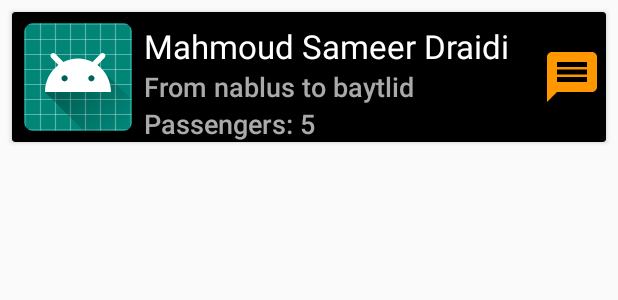
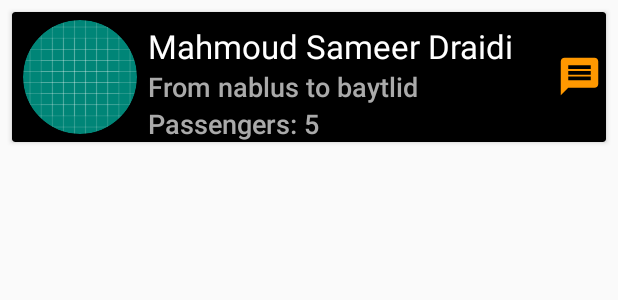
Before and after one commit to MahmouDraidi/GradProj1, an Android app: the layout row_layout_drivers.xml on its own in the app's theme, with its tools: preview values and no code run, on a phone screen of 412 x 824 dp. Shown: the top 300 px of the screen. Run offline under Robolectric (Android 15) with nearby library versions, the light colour scheme and no system bars.

Commit message:
seventh commit 6/3 driver list almost ready "added in new activity"

```diff
--- a/app/build.gradle
+++ b/app/build.gradle
@@ -24,7 +24,6 @@ dependencies {
     implementation 'com.android.support.constraint:constraint-layout:1.1.3'
     implementation 'com.android.support:support-v4:28.0.0'
     implementation 'com.android.support:design:28.0.0'
-
     implementation 'com.google.firebase:firebase-auth:16.1.0'
     implementation 'com.google.firebase:firebase-messaging:17.3.4'
     testImplementation 'junit:junit:4.12'
@@ -36,6 +35,9 @@ dependencies {
     implementation 'com.google.firebase:firebase-firestore:18.0.1'
     implementation 'com.github.jd-alexander:library:1.1.0'
     implementation 'com.android.support:recyclerview-v7:28.0.0'
+    implementation 'com.squareup.picasso:picasso:2.71828'
+    implementation 'de.hdodenhof:circleimageview:3.0.0'
+
 
 
 }
--- a/app/src/main/java/com/gradproj1/login.java
+++ b/app/src/main/java/com/gradproj1/login.java
@@ -46,7 +46,7 @@ public class login extends AppCompatActivity {
 
         //if user or driver already logged pass log in activity
         if (!SP.getString("number", "").equals("")) {
-            //TODO redirect to user or driver
+
             Intent i;
             String type = "";
             type = SP.getString("type", "");
--- a/app/src/main/java/com/gradproj1/user/userMap.java
+++ b/app/src/main/java/com/gradproj1/user/userMap.java
@@ -299,7 +299,7 @@ public class userMap extends AppCompatActivity
         // Handle navigation view item clicks here.
         int id = item.getItemId();
 
-        if (id == R.id.driversList) {
+        if (id == R.id.nav_drivers) {
             // Handle the camera action
             startActivity(new Intent(this, DriversListActivity.class));
 
--- a/app/src/main/res/layout/row_layout_drivers.xml
+++ b/app/src/main/res/layout/row_layout_drivers.xml
@@ -4,7 +4,7 @@
     xmlns:tools="http://schemas.android.com/tools"
     android:layout_width="match_parent"
     android:layout_height="wrap_content"
-    android:background="@color/colorPrimary"
+    android:background="@color/colorAccent"
     android:layout_marginEnd="8dp"
     android:layout_marginStart="8dp"
     android:layout_marginTop="8dp"
@@ -14,16 +14,16 @@
         android:layout_width="match_parent"
         android:layout_height="wrap_content">
 
-        <ImageView
+        <de.hdodenhof.circleimageview.CircleImageView xmlns:app="http://schemas.android.com/apk/res-auto"
             android:id="@+id/driverImage"
-            android:layout_width="wrap_content"
-            android:layout_height="wrap_content"
-            android:layout_alignParentStart="true"
-            android:layout_marginStart="8dp"
-            android:layout_marginTop="4dp"
-            android:layout_marginEnd="8dp"
+            android:layout_width="80dp"
+            android:layout_height="80dp"
+            android:src="@drawable/ic_launcher_background"
+            app:civ_border_width="2dp"
             android:layout_centerVertical="true"
-            app:srcCompat="@mipmap/ic_launcher" />
+            android:layout_marginStart="5dp"
+            android:layout_marginEnd="5dp"
+            app:civ_border_color="#FF000000" />
 
         <TextView
             android:id="@+id/driverNameTV"
@@ -32,7 +32,6 @@
             android:layout_marginTop="8dp"
             android:layout_toEndOf="@id/driverImage"
             android:layout_toStartOf="@id/messageDriverIcon"
-
             android:text="Mahmoud Sameer Draidi "
             android:textAppearance="@android:style/TextAppearance.DeviceDefault.Large"
             android:textColor="@android:color/white"
@@ -63,8 +62,8 @@
 
         <ImageView
             android:id="@+id/messageDriverIcon"
-            android:layout_width="45dp"
-            android:layout_height="40dp"
+            android:layout_width="35dp"
+            android:layout_height="30dp"
             android:layout_alignParentEnd="true"
             android:layout_centerVertical="true"
 
```
Also changed, not shown: app/src/main/AndroidManifest.xml (+8 -7 lines), app/src/main/java/com/gradproj1/Notifications.java (+108 -108 lines), app/src/main/java/com/gradproj1/driver/DriversListActivity.java (+61 -4 lines), app/src/main/java/com/gradproj1/driver/driver.java (+17 -0 lines), app/src/main/java/com/gradproj1/driver/driverListAdapter.java (+22 -0 lines), app/src/main/java/com/gradproj1/user/user.java (+10 -0 lines), app/src/main/res/drawable/rect.xml (added, +9 -0 lines), app/src/main/res/layout/drivers_list.xml (+11 -0 lines).
